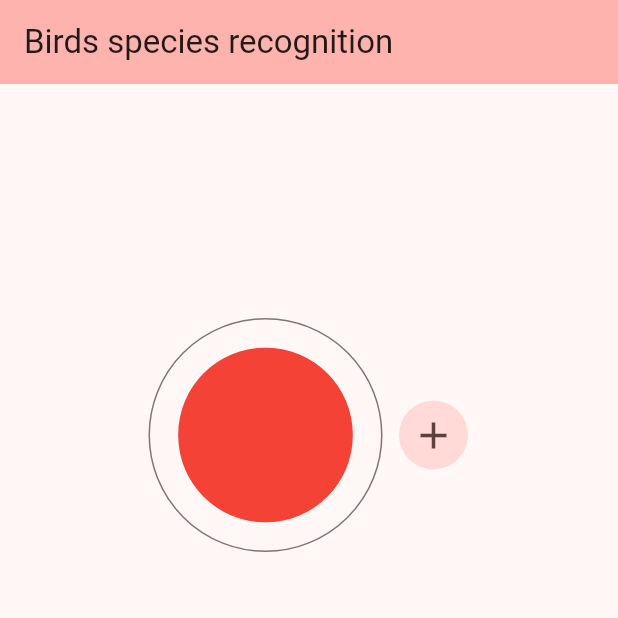
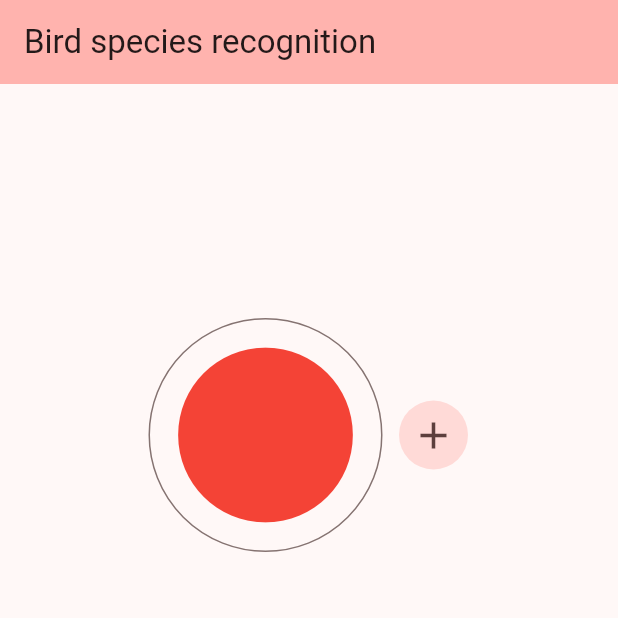
Before and after one commit to mateuszbiernacki/bird-species-recognition-by-sound-flutter-app, a Flutter app: the screen it shows after launch, on a phone screen of 412 x 824 dp, the top half of it. Run offline on Flutter 3.47's test engine with Material 2 defaults, Android fonts, the phone set to English and light mode, and no system bars; our stand-ins replace file_picker, logger, permission_handler; missing offline and left inert: flutter_sound, wav.

Commit message:
style: grammar correct title

```diff
--- a/flutter_application_birds/lib/main.dart
+++ b/flutter_application_birds/lib/main.dart
@@ -36,7 +36,7 @@ class BirdsApp extends StatelessWidget {
         colorScheme: ColorScheme.fromSeed(seedColor: Colors.redAccent),
         useMaterial3: true,
       ),
-      home: const MyHomePage(title: 'Birds species recognition '),
+      home: const MyHomePage(title: 'Bird species recognition '),
     );
   }
 }
```
